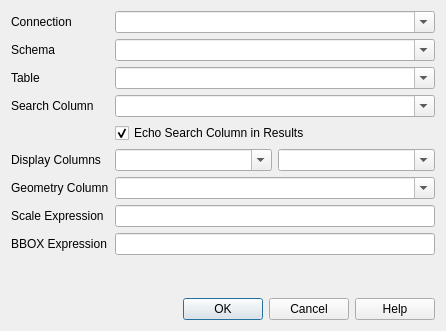
Above: Discovery/config_dialog.ui from lutraconsulting/qgis-discovery-plugin before the change. Below: the same form after it.
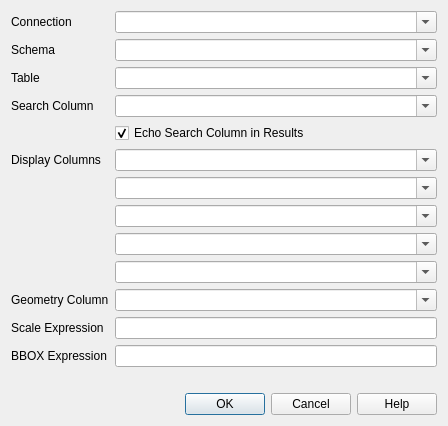
That is the form after the change.

Commit message: Added configuration entries for additional display columns Increased max results to 1000 (scrollbar now activates) Increased width to 768px

```diff
--- a/Discovery/config_dialog.ui
+++ b/Discovery/config_dialog.ui
@@ -6,15 +6,13 @@
    <rect>
     <x>0</x>
     <y>0</y>
-    <width>446</width>
-    <height>331</height>
+    <width>448</width>
+    <height>395</height>
    </rect>
   </property>
   <property name="windowTitle">
    <string>Configuration</string>
   </property>
-  <layout class="QVBoxLayout" name="verticalLayout">
-   <item>
     <layout class="QFormLayout" name="formLayout">
      <item row="0" column="0">
       <widget class="QLabel" name="label">
@@ -108,6 +106,16 @@
        </property>
       </widget>
      </item>
+   <item row="4" column="1">
+    <widget class="QCheckBox" name="cbEchoSearchColumn">
+     <property name="text">
+      <string>Echo Search Column in Results</string>
+     </property>
+     <property name="checked">
+      <bool>true</bool>
+     </property>
+    </widget>
+   </item>
      <item row="5" column="0">
       <widget class="QLabel" name="label_4">
        <property name="text">
@@ -116,8 +124,6 @@
       </widget>
      </item>
      <item row="5" column="1">
-      <layout class="QHBoxLayout" name="horizontalLayout">
-       <item>
         <widget class="QComboBox" name="cboDisplayColumn1">
          <property name="sizePolicy">
           <sizepolicy hsizetype="Expanding" vsizetype="Fixed">
@@ -133,7 +139,7 @@
          </property>
         </widget>
        </item>
-       <item>
+   <item row="6" column="1">
         <widget class="QComboBox" name="cboDisplayColumn2">
          <property name="sizePolicy">
           <sizepolicy hsizetype="Expanding" vsizetype="Fixed">
@@ -149,16 +155,62 @@
          </property>
         </widget>
        </item>
-      </layout>
-     </item>
-     <item row="6" column="0">
+   <item row="7" column="1">
+    <widget class="QComboBox" name="cboDisplayColumn3">
+     <property name="sizePolicy">
+      <sizepolicy hsizetype="Expanding" vsizetype="Fixed">
+       <horstretch>0</horstretch>
+       <verstretch>0</verstretch>
+      </sizepolicy>
+     </property>
+     <property name="editable">
+      <bool>true</bool>
+     </property>
+     <property name="insertPolicy">
+      <enum>QComboBox::NoInsert</enum>
+     </property>
+    </widget>
+   </item>
+   <item row="8" column="1">
+    <widget class="QComboBox" name="cboDisplayColumn4">
+     <property name="sizePolicy">
+      <sizepolicy hsizetype="Expanding" vsizetype="Fixed">
+       <horstretch>0</horstretch>
+       <verstretch>0</verstretch>
+      </sizepolicy>
+     </property>
+     <property name="editable">
+      <bool>true</bool>
+     </property>
+     <property name="insertPolicy">
+      <enum>QComboBox::NoInsert</enum>
+     </property>
+    </widget>
+   </item>
+   <item row="9" column="1">
+    <widget class="QComboBox" name="cboDisplayColumn5">
+     <property name="sizePolicy">
+      <sizepolicy hsizetype="Expanding" vsizetype="Fixed">
+       <horstretch>0</horstretch>
+       <verstretch>0</verstretch>
+      </sizepolicy>
+     </property>
+     <property name="editable">
+      <bool>true</bool>
+     </property>
+     <property name="insertPolicy">
+      <enum>QComboBox::NoInsert</enum>
+     </property>
+    </widget>
+   </item>
+   <item row="10" column="0">
       <widget class="QLabel" name="label_5">
        <property name="text">
         <string>Geometry Column</string>
        </property>
       </widget>
      </item>
-     <item row="6" column="1">
+   <item row="10" column="1">
       <widget class="QComboBox" name="cboGeomColumn">
        <property name="sizePolicy">
         <sizepolicy hsizetype="Expanding" vsizetype="Fixed">
@@ -174,39 +226,27 @@
        </property>
       </widget>
      </item>
-     <item row="7" column="0">
+   <item row="11" column="0">
       <widget class="QLabel" name="label_7">
        <property name="text">
         <string>Scale Expression</string>
        </property>
       </widget>
      </item>
-     <item row="7" column="1">
+   <item row="11" column="1">
       <widget class="QLineEdit" name="editScaleExpr"/>
      </item>
-     <item row="8" column="0">
+   <item row="12" column="0">
       <widget class="QLabel" name="label_8">
        <property name="text">
         <string>BBOX Expression</string>
        </property>
       </widget>
      </item>
-     <item row="8" column="1">
+   <item row="12" column="1">
       <widget class="QLineEdit" name="editBboxExpr"/>
      </item>
-     <item row="4" column="1">
-      <widget class="QCheckBox" name="cbEchoSearchColumn">
-       <property name="text">
-        <string>Echo Search Column in Results</string>
-       </property>
-       <property name="checked">
-        <bool>true</bool>
-       </property>
-      </widget>
-     </item>
-    </layout>
-   </item>
-   <item>
+   <item row="13" column="0">
     <widget class="QLabel" name="lblMessage">
      <property name="sizePolicy">
       <sizepolicy hsizetype="Preferred" vsizetype="Preferred">
@@ -216,7 +256,7 @@
      </property>
     </widget>
    </item>
-   <item>
+   <item row="14" column="0" colspan="2">
     <widget class="QDialogButtonBox" name="buttonBox">
      <property name="orientation">
       <enum>Qt::Horizontal</enum>
```
Lines whose indentation alone changed are shown as unchanged. The commit also changes 4 other files.
